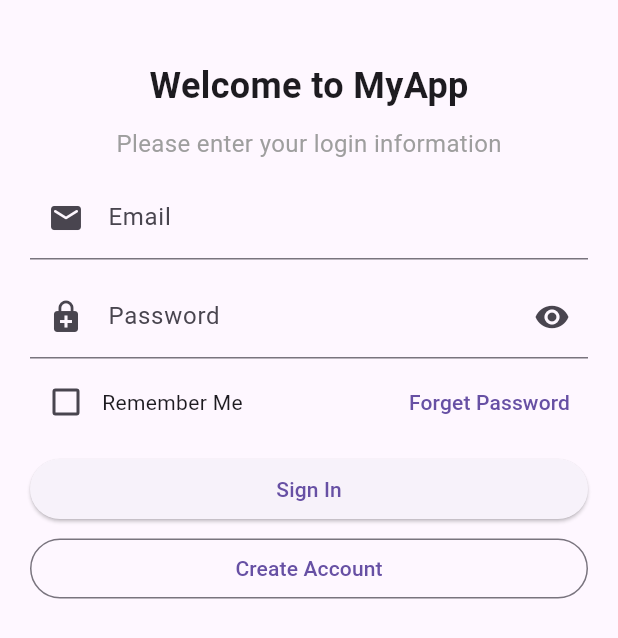
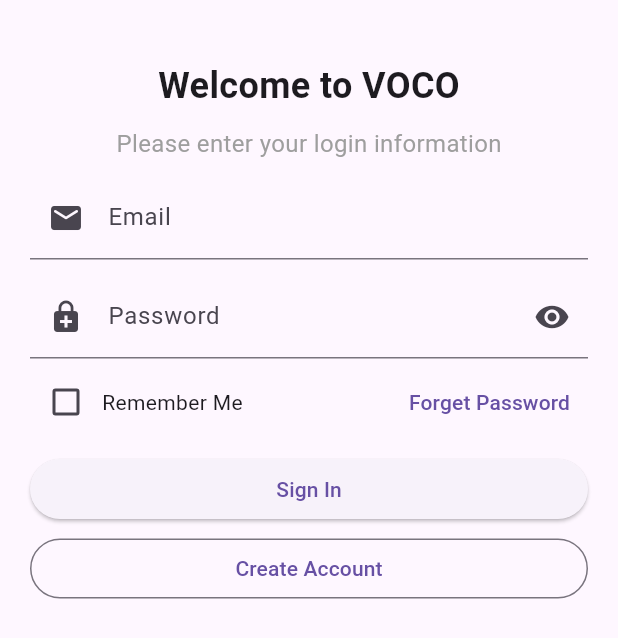
Before and after one commit to oguzkopan/voco-project, a Flutter app: the screen it shows after launch, on a phone screen of 412 x 824 dp. Shown: the top 638 px of the screen. Run offline on Flutter 3.47's test engine with Material 3 defaults, Android fonts, the phone set to English and light mode, and no system bars; our stand-ins replace dio, flutter_riverpod, shared_preferences.

Commit message:
Add files via upload

```diff
--- a/lib/main.dart
+++ b/lib/main.dart
@@ -1,7 +1,10 @@
 import 'package:flutter/material.dart';
 import 'package:flutter/services.dart';
 import 'package:flutter_riverpod/flutter_riverpod.dart';
+import 'package:voco_riverpod/view/home.dart'; // Import your home page
 import 'package:voco_riverpod/view/login/login.dart';
+
+import 'controller/login_controller.dart';
 
 void main() => runApp(const ProviderScope(child: MyApp()));
 
@@ -20,7 +23,28 @@ class MyApp extends StatelessWidget {
           centerTitle: true,
         ),
       ),
-      home: const LoginScreen(),
+      home: const AppWrapper(),
     );
   }
 }
+
+class AppWrapper extends ConsumerWidget {
+  const AppWrapper({Key? key}) : super(key: key);
+
+  @override
+  Widget build(BuildContext context, WidgetRef ref) {
+    // Check if the user is already logged in
+    final token = ref.watch(tokenProvider);
+
+    // Print the token
+    print("Here is the token: $token");
+
+    if (token != null) {
+      // If the token exists, navigate to the Home page
+      return const HomePage();
+    } else {
+      // If the token does not exist, show the Login page
+      return const LoginScreen();
+    }
+  }
+}
--- a/lib/view/login/login.dart
+++ b/lib/view/login/login.dart
@@ -2,9 +2,14 @@ import 'package:flutter/material.dart';
 import 'package:flutter_riverpod/flutter_riverpod.dart';
 import '../../controller/login_controller.dart';
 
-class LoginScreen extends StatelessWidget {
-  const LoginScreen({super.key});
+class LoginScreen extends StatefulWidget {
+  const LoginScreen({Key? key}) : super(key: key);
 
+  @override
+  _LoginScreenState createState() => _LoginScreenState();
+}
+
+class _LoginScreenState extends State<LoginScreen> {
   @override
   Widget build(BuildContext context) {
     return const Scaffold(
@@ -31,8 +36,9 @@ class LoginForm extends ConsumerWidget {
   @override
   Widget build(BuildContext context, WidgetRef ref) {
     final controller = ref.watch(loginControllerProvider);
-    final hidePasswordNotifier = ref.watch(hidePasswordProvider.notifier);
-    final rememberMeNotifier = ref.watch(rememberMeProvider.notifier);
+    final hidePasswordNotifier = ref.watch(hidePasswordProvider);
+    final rememberMeNotifier = ref.watch(rememberMeProvider);
+    final invalidCredentials = ref.watch(invalidCredentialsProvider);
 
     return Form(
       key: controller.loginFormKey,
@@ -56,7 +62,7 @@ class LoginForm extends ConsumerWidget {
             const SizedBox(height: 10),
 
             TextFormField(
-              obscureText: hidePasswordNotifier.state,
+              obscureText: hidePasswordNotifier,
               controller: controller.password,
               validator: (value) {
                 if (value == null || value.isEmpty) {
@@ -68,12 +74,18 @@ class LoginForm extends ConsumerWidget {
                 labelText: 'Password',
                 prefixIcon: const Icon(Icons.enhanced_encryption),
                 suffixIcon: IconButton(
-                  onPressed: () => hidePasswordNotifier.toggle(),
+                  onPressed: () => ref.read(hidePasswordProvider.notifier).toggle(),
                   icon: const Icon(Icons.remove_red_eye),
                 ),
               ),
             ),
             const SizedBox(height: 5),
+
+            if (invalidCredentials)
+              const Text(
+                'Invalid credentials. Please check your email and password.',
+                style: TextStyle(color: Colors.red),
+              ),
 
             Row(
               mainAxisAlignment: MainAxisAlignment.spaceBetween,
@@ -82,8 +94,8 @@ class LoginForm extends ConsumerWidget {
                   mainAxisSize: MainAxisSize.min,
                   children: [
                     Checkbox(
-                      value: rememberMeNotifier.state,
-                      onChanged: (value) => rememberMeNotifier.toggle(),
+                      value: rememberMeNotifier,
+                      onChanged: (value) => ref.read(rememberMeProvider.notifier).toggle(),
                     ),
                     const Text('Remember Me'),
                   ],
@@ -114,6 +126,10 @@ class LoginForm extends ConsumerWidget {
   }
 }
 
+
+
+
+
 class LoginHeader extends StatelessWidget {
   const LoginHeader({Key? key}) : super(key: key);
 
@@ -125,7 +141,7 @@ class LoginHeader extends StatelessWidget {
         children: [
           // Add your header widgets here
           Text(
-            'Welcome to MyApp',
+            'Welcome to VOCO',
             style: TextStyle(
               fontSize: 24,
               fontWeight: FontWeight.bold,
```
Also changed, not shown: lib/controller/login_controller.dart (+29 -8 lines), lib/view/home.dart (+26 -0 lines).
